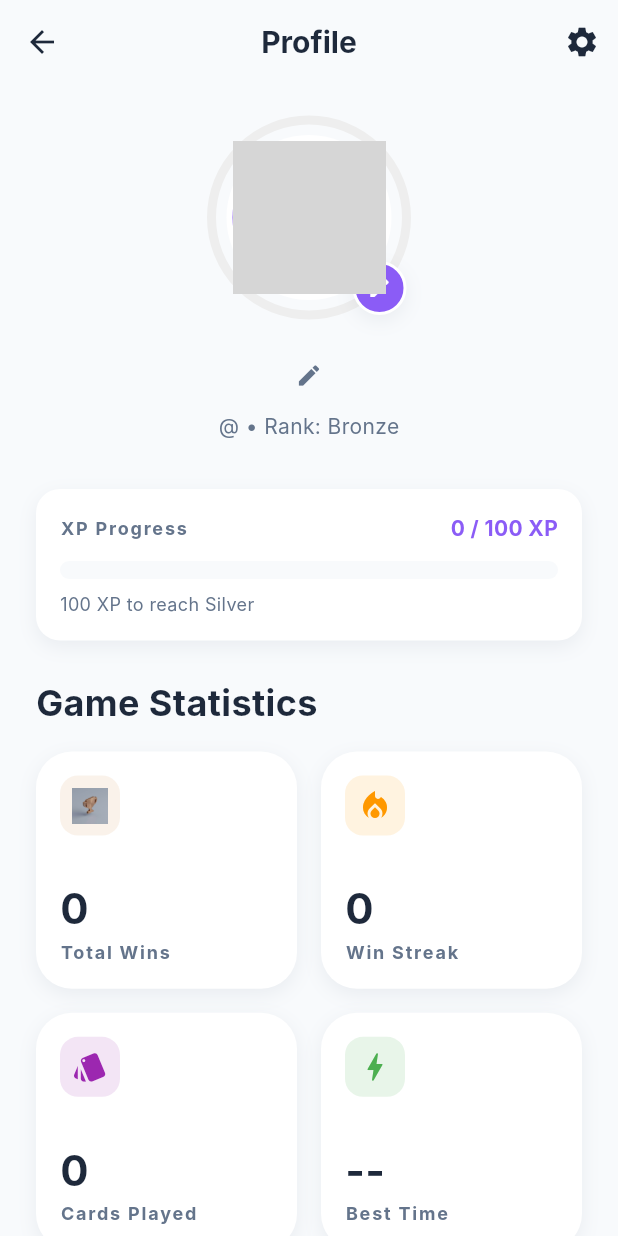
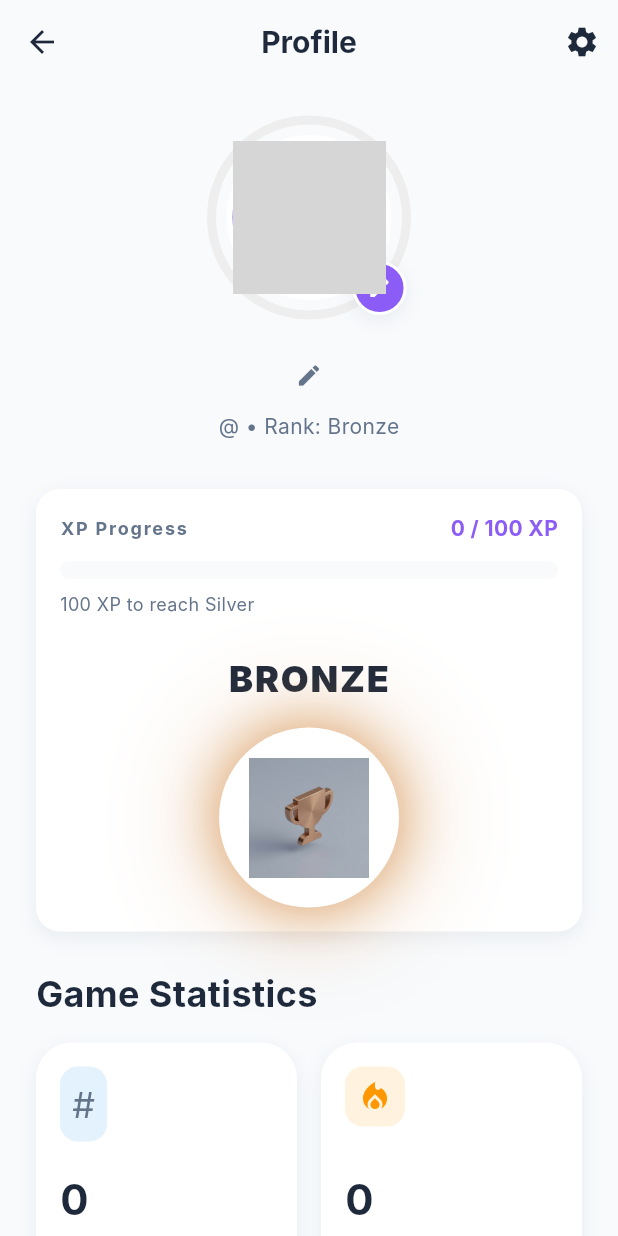
Before and after one commit to alexxtronic/nertzapp, a Flutter app: the ProfileScreen screen opened directly, on a phone screen of 412 x 824 dp. Run offline on Flutter 3.47's test engine with Material 3 defaults, Android fonts, the phone set to English and light mode, and no system bars; our stand-ins replace audioplayers, confetti, flutter_image_compress, flutter_riverpod, image_picker, supabase_flutter; accounts and stored records are empty; network calls fail; Roboto replaces fonts that are missing (Inter); grey boxes are pictures that could not be loaded.

Commit message:
Fix: Move Rank Display to XP Card

```diff
--- a/lib/ui/screens/profile_screen.dart
+++ b/lib/ui/screens/profile_screen.dart
@@ -178,6 +178,8 @@ class _ProfileScreenState extends State<ProfileScreen> {
                   ],
                 ),
               ),
+
+
             );
           },
         );
@@ -370,6 +372,46 @@ class _ProfileScreenState extends State<ProfileScreen> {
                         : "${nextLevelXp - xp} XP to reach ${rank == 'Bronze' ? 'Silver' : (rank == 'Silver' ? 'Gold' : 'Platinum')}",
                       style: const TextStyle(fontSize: 12, color: GameTheme.textSecondary),
                    ),
+
+                   const SizedBox(height: 24),
+
+                   // Rank Display - Glowing Circle
+                   Center(
+                     child: Column(
+                       children: [
+                          Text(
+                            rank.toUpperCase(),
+                            style: const TextStyle(
+                              fontSize: 24,
+                              fontWeight: FontWeight.w900,
+                              letterSpacing: 1.2,
+                              color: GameTheme.textPrimary
+                            )
+                          ),
+                          const SizedBox(height: 16),
+                          Container(
+                            padding: const EdgeInsets.all(20),
+                            decoration: BoxDecoration(
+                              shape: BoxShape.circle,
+                              color: Colors.white,
+                              boxShadow: [
+                                BoxShadow(
+                                  color: ringColor.withOpacity(0.6),
+                                  blurRadius: 30,
+                                  spreadRadius: 2,
+                                ),
+                                BoxShadow(
+                                  color: ringColor.withOpacity(0.3),
+                                  blurRadius: 60,
+                                  spreadRadius: 10,
+                                ),
+                              ],
+                            ),
+                            child: Image.asset(trophyAsset, width: 80, height: 80),
+                          ),
+                       ],
+                     ),
+                   ),
                  ],
                ),
              ),
@@ -388,13 +430,12 @@ class _ProfileScreenState extends State<ProfileScreen> {
                crossAxisSpacing: 16,
                childAspectRatio: 1.1,
                children: [
-                 _buildStatCard(
-                   title: "Total Wins",
-                   value: "$wins",
-                   icon: null,
-                   imageAsset: trophyAsset,
-                   color: ringColor.withValues(alpha: 0.1),
-                 ),
+                  _buildStatCard(
+                    title: "Total Wins",
+                    value: "$wins",
+                    emoji: "#",
+                    color: Colors.blue.shade50,
+                  ),
                  _buildStatCard(
                    title: "Win Streak",
                    value: "${wins > 0 ? 1 : 0}",
@@ -429,6 +470,7 @@ class _ProfileScreenState extends State<ProfileScreen> {
     required String value,
     IconData? icon,
     String? imageAsset,
+    String? emoji,
     required Color color,
     Color iconColor = GameTheme.primary,
   }) {
@@ -449,9 +491,11 @@ class _ProfileScreenState extends State<ProfileScreen> {
               color: color,
               borderRadius: BorderRadius.circular(12),
             ),
-            child: imageAsset != null
-              ? Image.asset(imageAsset, width: 24, height: 24, errorBuilder: (_,__,___) => const Icon(Icons.emoji_events, color: Colors.amber))
-              : Icon(icon, color: iconColor, size: 24),
+            child: emoji != null
+                ? Text(emoji, style: const TextStyle(fontSize: 24))
+                : (imageAsset != null
+                  ? Image.asset(imageAsset, width: 24, height: 24, errorBuilder: (_,__,___) => const Icon(Icons.emoji_events, color: Colors.amber))
+                  : Icon(icon, color: iconColor, size: 24)),
           ),
 
           Column(
```
Also changed, not shown: build_log_profile.txt (added, +56 -0 lines), assets/nertz_button.png.
